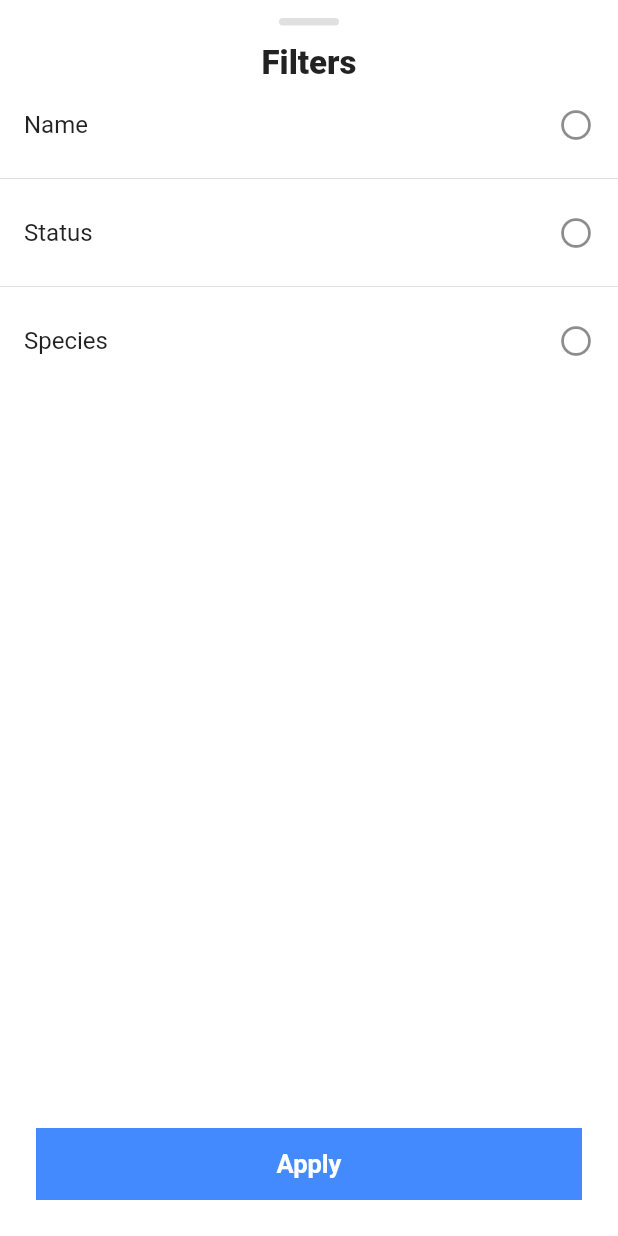
After one commit to brayanNieves/RickAndMortyCharactersApp, a Flutter app: the FilterCharacterPage screen opened directly, on a phone screen of 412 x 824 dp. The commit adds this screen. Run offline on Flutter 3.47's test engine with Material 2 defaults, Android fonts, the phone set to English and light mode, and no system bars; our stand-ins replace flutter_dotenv, get_it, graphql, infinite_scroll_pagination; missing offline and left inert: gql; network calls fail.

Commit message:
Making filter by name, species and status

```diff
--- a/lib/blocs/character_bloc.dart
+++ b/lib/blocs/character_bloc.dart
@@ -23,8 +23,9 @@ class CharacterBloc extends Bloc {
     return [];
   }
 
-  Future<List<CharacterModel>> filterCharacter(String query, int page) async {
-    WsResponse response = await _characterRepository.filter(query, page);
+  Future<List<CharacterModel>> filterCharacter(
+      String query, int page, String filterBy) async {
+    WsResponse response = await _characterRepository.filter(query, page,filterBy);
     _characterQueryController.add([]);
     if (response.success) {
       CharacterModel characterModel = response.data;
--- /dev/null
+++ b/lib/constants/constants.dart
@@ -0,0 +1,5 @@
+class Constants {
+  static const String FILTER_BY_NAME = 'name';
+  static const String FILTER_BY_STATUS = 'status';
+  static const String FILTER_BY_SPECIES = 'species';
+}
--- a/lib/models/character_model.dart
+++ b/lib/models/character_model.dart
@@ -3,12 +3,16 @@ class CharacterModel {
   late final String name;
   late final String gender;
   late final String image;
+  late final String status;
+  late final String species;
   late List<CharacterModel> characters = [];
 
   CharacterModel(
       {required this.id,
       required this.name,
       required this.gender,
+      required this.status,
+      required this.species,
       required this.image});
 
   CharacterModel.fromJson(dynamic json) {
@@ -16,7 +20,9 @@ class CharacterModel {
     characters = results
         .map((e) => CharacterModel(
             id: e['id'],
+            status: e['status'],
             name: e['name'],
+            species: e['species'],
             gender: e['gender'],
             image: e['image']))
         .toList();
--- /dev/null
+++ b/lib/models/filter_model.dart
@@ -0,0 +1,7 @@
+class FilterModel {
+  final String filterBy;
+  final String filterName;
+  bool selected;
+
+  FilterModel({required this.filterBy, this.selected = false, required this.filterName});
+}
--- /dev/null
+++ b/lib/pages/character/filter_character_page.dart
@@ -0,0 +1,97 @@
+import 'package:flutter/cupertino.dart';
+import 'package:flutter/material.dart';
+import 'package:rick_and_morty_characters_app/constants/constants.dart';
+import 'package:rick_and_morty_characters_app/models/filter_model.dart';
+
+class FilterCharacterPage extends StatefulWidget {
+  const FilterCharacterPage({Key? key}) : super(key: key);
+
+  @override
+  State<FilterCharacterPage> createState() => _FilterCharacterPageState();
+}
+
+class _FilterCharacterPageState extends State<FilterCharacterPage> {
+  List<FilterModel> filters = [
+    FilterModel(filterBy: Constants.FILTER_BY_NAME, filterName: 'Name'),
+    FilterModel(filterBy: Constants.FILTER_BY_STATUS, filterName: 'Status'),
+    FilterModel(filterBy: Constants.FILTER_BY_SPECIES, filterName: 'Species')
+  ];
+
+  @override
+  Widget build(BuildContext context) {
+    return Scaffold(
+      backgroundColor: Colors.transparent,
+      body: Column(
+        crossAxisAlignment: CrossAxisAlignment.stretch,
+        children: [
+          const SizedBox(
+            height: 12.0,
+          ),
+          Center(
+            child: Container(
+              width: 40.0,
+              height: 5,
+              decoration: BoxDecoration(
+                borderRadius: BorderRadius.circular(12.0),
+                color: Colors.grey[300],
+              ),
+            ),
+          ),
+          const SizedBox(
+            height: 12.0,
+          ),
+          const Text(
+            'Filters',
+            textAlign: TextAlign.center,
+            style: TextStyle(fontSize: 22.0, fontWeight: FontWeight.w800),
+          ),
+          Expanded(
+            child: ListView.separated(
+              itemCount: filters.length,
+              key: const Key('filter-character-key'),
+              itemBuilder: (BuildContext context, int index) {
+                return ListTile(
+                  title: Text(filters[index].filterName),
+                  trailing: Icon(filters[index].selected
+                      ? Icons.radio_button_checked
+                      : Icons.radio_button_off),
+                  onTap: () {
+                    for (var element in filters) {
+                      element.selected = false;
+                    }
+                    setState(() {
+                      filters[index].selected = !filters[index].selected;
+                    });
+                  },
+                );
+              },
+              separatorBuilder: (BuildContext context, int index) {
+                return const Divider();
+              },
+            ),
+          ),
+          Padding(
+            padding: const EdgeInsets.all(24.0),
+            child: Container(
+              color: Colors.blueAccent,
+              child: TextButton(
+                  onPressed: () {
+                    if (filters
+                        .where((element) => element.selected)
+                        .isNotEmpty) {
+                      Navigator.pop(context,
+                          filters.singleWhere((element) => element.selected));
+                    }
+                  },
+                  child: const Text('Apply',
+                      style: TextStyle(
+                          fontSize: 17.0,
+                          fontWeight: FontWeight.bold,
+                          color: Colors.white))),
+            ),
+          )
+        ],
+      ),
+    );
+  }
+}
--- a/lib/repository/character_repository.dart
+++ b/lib/repository/character_repository.dart
@@ -8,7 +8,7 @@ class CharacterRepository {
     return _characterApi.getAll(page);
   }
 
-  Future<WsResponse> filter(String query, int page) {
-    return _characterApi.filter(query, page);
+  Future<WsResponse> filter(String query, int page, String filterBy) {
+    return _characterApi.filter(query, page,filterBy);
   }
 }
--- a/lib/services/character_service.dart
+++ b/lib/services/character_service.dart
@@ -1,4 +1,5 @@
 import 'package:graphql/client.dart';
+import 'package:rick_and_morty_characters_app/constants/constants.dart';
 import 'package:rick_and_morty_characters_app/models/character_model.dart';
 import 'package:rick_and_morty_characters_app/models/ws_response.dart';
 import 'package:rick_and_morty_characters_app/services/api/api_service.dart';
@@ -6,7 +7,7 @@ import 'package:rick_and_morty_characters_app/services/api/api_service.dart';
 mixin CharacterApi {
   Future<WsResponse> getAll(int page);
 
-  Future<WsResponse> filter(String query, int page);
+  Future<WsResponse> filter(String query, int page, String filterBy);
 }
 
 class CharacterService extends ApiService implements CharacterApi {
@@ -22,7 +23,9 @@ class CharacterService extends ApiService implements CharacterApi {
       id,
       name,
       gender,
-      image
+      image,
+      status,
+      species
        }
      }
      }
@@ -37,22 +40,9 @@ class CharacterService extends ApiService implements CharacterApi {
   }
 
   @override
-  Future<WsResponse> filter(String searchValue, int page) async {
-    dynamic query = r'''
-      query filter($query:String!, $page:Int!) {
-         characters (page: $page, filter: { name: $query }) {
-        info {
-          count
-       }
-      results {
-      id,
-      name,
-      gender,
-      image
-       }
-     }
-     }
-      ''';
+  Future<WsResponse> filter(
+      String searchValue, int page, String filterBy) async {
+    dynamic query = getFilter(filterBy);
     dynamic resp = await callApi(
       document: gql(
         query,
@@ -61,4 +51,65 @@ class CharacterService extends ApiService implements CharacterApi {
     );
     return WsResponse(data: CharacterModel.fromJson(resp));
   }
+
+  String getFilter(String filter) {
+    switch (filter) {
+      case Constants.FILTER_BY_NAME:
+        return r'''
+      query filter($query:String!, $page:Int!) {
+         characters (page: $page, filter: { name: $query}) {
+        info {
+          count
+       }
+      results {
+      id,
+      name,
+      gender,
+      image,
+      status,
+      species
+       }
+     }
+     }
+      ''';
+      case Constants.FILTER_BY_SPECIES:
+        return r'''
+      query filter($query:String!, $page:Int!) {
+         characters (page: $page, filter: { species: $query }) {
+        info {
+          count
+       }
+      results {
+      id,
+      name,
+      gender,
+      image,
+      status,
+      species
+       }
+     }
+     }
+      ''';
+      case Constants.FILTER_BY_STATUS:
+        return r'''
+      query filter($query:String!, $page:Int!) {
+         characters (page: $page, filter: { status: $query}) {
+        info {
+          count
+       }
+      results {
+      id,
+      name,
+      gender,
+      image,
+      status,
+      species
+       }
+     }
+     }
+      ''';
+      default:
+        return '';
+    }
+  }
 }
```
Also changed, not shown: lib/commons/search_widget.dart (+8 -2 lines), lib/pages/character/character_detail_page.dart (+17 -4 lines), lib/pages/character/character_page.dart (+80 -4 lines), lib/utils/bottom_sheet_utils.dart (added, +21 -0 lines).
